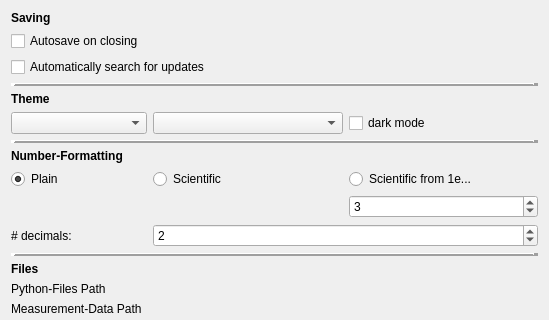
Above: nomad_camels/gui/settings_window.ui from FAU-LAP/NOMAD-CAMELS before the change; both pictures show x 0 to 549 and y 0 to 320 of the 549 by 543 pixel window. Below: the same form after it.
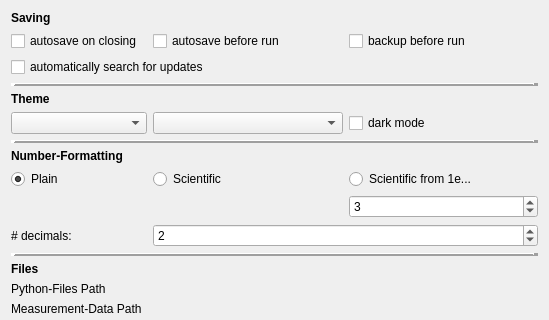
That is the form after the change. Custom widgets are drawn as their Qt base class.

Diff of the .ui file:
```diff
--- a/nomad_camels/gui/settings_window.ui
+++ b/nomad_camels/gui/settings_window.ui
@@ -14,13 +14,6 @@
    <string>Dialog</string>
   </property>
   <layout class="QGridLayout" name="gridLayout">
-   <item row="1" column="1" colspan="3">
-    <widget class="QCheckBox" name="checkBox_autosave">
-     <property name="text">
-      <string>Autosave on closing</string>
-     </property>
-    </widget>
-   </item>
    <item row="19" column="1" colspan="3">
     <widget class="Line" name="line_6">
      <property name="frameShadow">
@@ -362,10 +355,31 @@
    <item row="17" column="2" colspan="2">
     <widget class="Path_Button_Edit" name="pathButton_meas_files" native="true"/>
    </item>
+   <item row="1" column="1">
+    <widget class="QCheckBox" name="checkBox_autosave">
+     <property name="text">
+      <string>autosave on closing</string>
+     </property>
+    </widget>
+   </item>
+   <item row="1" column="2">
+    <widget class="QCheckBox" name="checkBox_autosave_run">
+     <property name="text">
+      <string>autosave before run</string>
+     </property>
+    </widget>
+   </item>
+   <item row="1" column="3">
+    <widget class="QCheckBox" name="checkBox_backup_before_run">
+     <property name="text">
+      <string>backup before run</string>
+     </property>
+    </widget>
+   </item>
    <item row="2" column="1" colspan="3">
     <widget class="QCheckBox" name="checkBox_auto_check_updates">
      <property name="text">
-      <string>Automatically search for updates</string>
+      <string>automatically search for updates</string>
      </property>
     </widget>
    </item>
```
